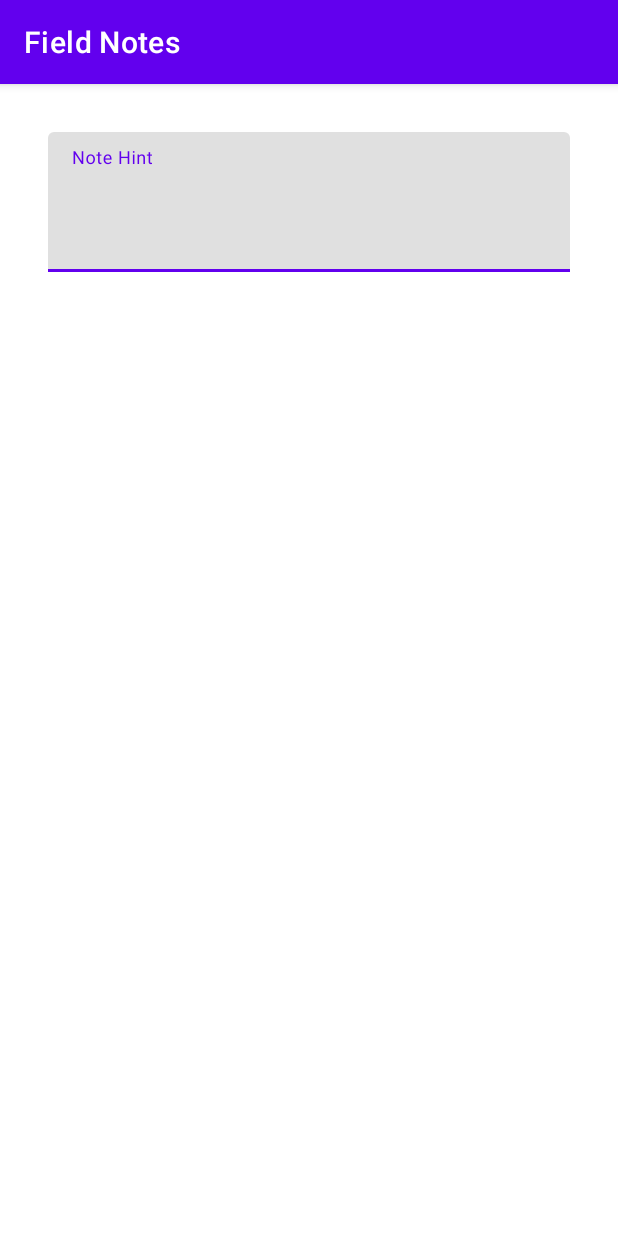
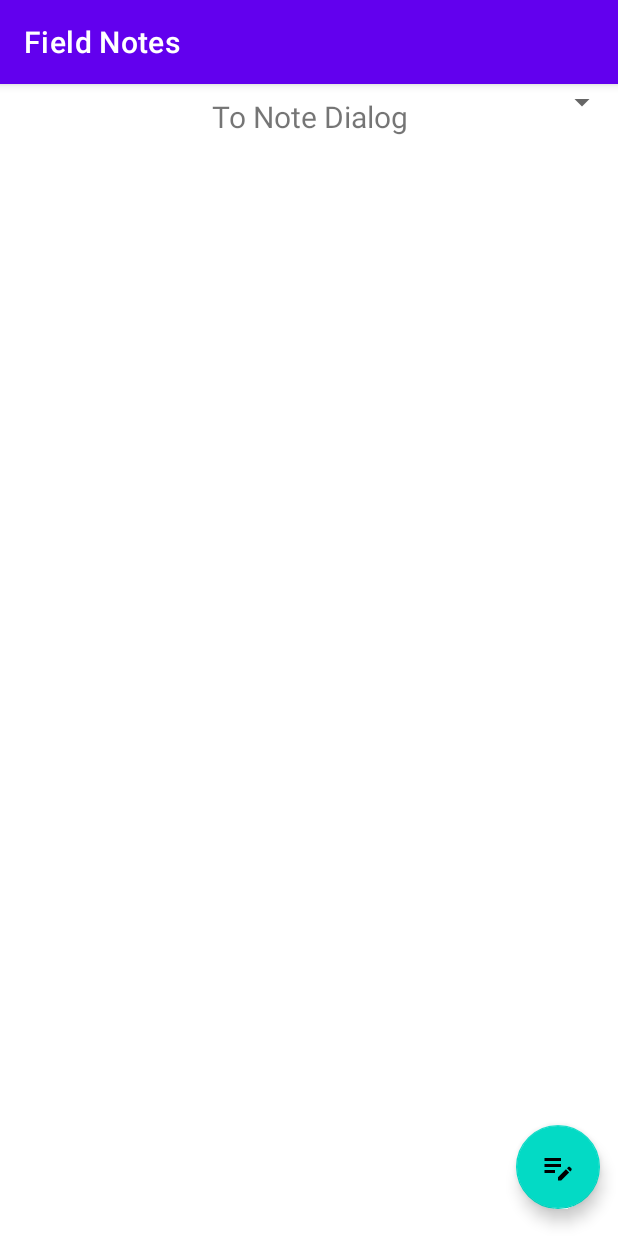
Before and after one commit to endangered-species-management-system/esms-android, an Android app: the screen it shows after launch (MainActivity), on a phone screen of 412 x 824 dp. Run offline under Robolectric (Android 15) with nearby library versions, the phone set to English and light mode, and no system bars; our stand-ins replace Room's generated code, RxJava; libraries missing offline, so code that uses them is left out: com.facebook.stetho; 1 statement that could not run was skipped.

Commit message:
Note dialog works.
Note does not successfully save to the database table.

```diff
--- a/app/build.gradle
+++ b/app/build.gradle
@@ -51,6 +51,8 @@ dependencies {
     implementation 'androidx.fragment:fragment:1.3.5'
     implementation "androidx.navigation:navigation-fragment:$navigation_version"
     implementation "androidx.navigation:navigation-ui:$navigation_version"
+    implementation 'androidx.lifecycle:lifecycle-livedata-ktx:2.3.1'
+    implementation 'androidx.lifecycle:lifecycle-viewmodel-ktx:2.3.1'
 
     //Room components
     def roomVersion = '2.3.0'
--- a/app/src/main/java/edu/cnm/deepdive/fieldnotes/controller/NoteFragment.java
+++ b/app/src/main/java/edu/cnm/deepdive/fieldnotes/controller/NoteFragment.java
@@ -16,9 +16,6 @@ import android.view.LayoutInflater;
 import android.view.View;
 import android.view.ViewGroup;
 import androidx.lifecycle.ViewModelProvider;
-import androidx.lifecycle.ViewModelStoreOwner;
-import androidx.navigation.Navigation;
-import edu.cnm.deepdive.fieldnotes.NavigationDirections.OpenNote;
 import edu.cnm.deepdive.fieldnotes.R;
 import edu.cnm.deepdive.fieldnotes.databinding.FragmentNoteBinding;
 import edu.cnm.deepdive.fieldnotes.model.entity.Note;
@@ -37,7 +34,6 @@ public class NoteFragment extends DialogFragment implements TextWatcher {
     super.onCreate(savedInstanceState);
     binding = FragmentNoteBinding.inflate(LayoutInflater.from(getContext()));
   }
-
 
 
   @NonNull
@@ -68,10 +64,10 @@ public class NoteFragment extends DialogFragment implements TextWatcher {
     super.onViewCreated(view, savedInstanceState);
     //noinspection ConstantConditions
     viewModel = new ViewModelProvider(getActivity()).get(MainViewModel.class);
-    if (getArguments() != null) {
-      NoteFragmentArgs args = NoteFragmentArgs.fromBundle(getArguments());
-      noteId = Long.getLong(String.valueOf(args.getNoteId()));
-    }
+//    if (getArguments() != null) {
+//      NoteFragmentArgs args = NoteFragmentArgs.fromBundle(getArguments());
+//      noteId = Long.getLong(String.valueOf(args.getNoteId()));
+//    }
   }
 
   private void checkSubmitConditions() {
@@ -83,7 +79,6 @@ public class NoteFragment extends DialogFragment implements TextWatcher {
     Note note = new Note();
     String newNote = binding.note.getText().toString().trim();
     note.setNote(newNote);
-    note.setId(noteId);
     note.setCategory(Category.SPECIMEN);
     viewModel.saveNote(note);
   }
--- /dev/null
+++ b/app/src/main/java/edu/cnm/deepdive/fieldnotes/controller/NoteHomeFragment.java
@@ -0,0 +1,34 @@
+package edu.cnm.deepdive.fieldnotes.controller;
+
+import android.os.Bundle;
+import android.view.LayoutInflater;
+import android.view.View;
+import android.view.ViewGroup;
+import androidx.annotation.NonNull;
+import androidx.annotation.Nullable;
+import androidx.fragment.app.Fragment;
+import androidx.navigation.Navigation;
+import edu.cnm.deepdive.fieldnotes.NavigationDirections.OpenNote;
+import edu.cnm.deepdive.fieldnotes.R;
+import edu.cnm.deepdive.fieldnotes.databinding.FragmentNoteHomeBinding;
+
+public class NoteHomeFragment extends Fragment {
+
+  FragmentNoteHomeBinding binding;
+
+  public static NoteHomeFragment newInstance() {
+    return new NoteHomeFragment();
+  }
+
+  @Override
+  public View onCreateView(@NonNull LayoutInflater inflater, @Nullable ViewGroup container,
+      @Nullable Bundle savedInstanceState) {
+    binding = FragmentNoteHomeBinding.inflate(inflater, container, false);
+    binding.addNote.setOnClickListener( (view) ->
+        Navigation.findNavController(binding.getRoot()).navigate(R.id.note_dialog));
+
+    return binding.getRoot();
+  }
+
+
+}
--- a/app/src/main/java/edu/cnm/deepdive/fieldnotes/model/entity/Note.java
+++ b/app/src/main/java/edu/cnm/deepdive/fieldnotes/model/entity/Note.java
@@ -30,7 +30,6 @@ public class Note {
   @ColumnInfo(name = "plant_id", index = true)
   private long plantId;
 
-  @NonNull
   @ColumnInfo(index = true)
   private Category category;
 
--- /dev/null
+++ b/app/src/main/java/edu/cnm/deepdive/fieldnotes/viewmodel/NoteHomeViewModel.java
@@ -0,0 +1,7 @@
+package edu.cnm.deepdive.fieldnotes.viewmodel;
+
+import androidx.lifecycle.ViewModel;
+
+public class NoteHomeViewModel extends ViewModel {
+  // TODO: Implement the ViewModel
+}
--- /dev/null
+++ b/app/src/main/res/drawable/ic_baseline_edit_note_24.xml
@@ -0,0 +1,5 @@
+<vector android:height="24dp" android:tint="#DB982E"
+    android:viewportHeight="24" android:viewportWidth="24"
+    android:width="24dp" xmlns:android="http://schemas.android.com/apk/res/android">
+    <path android:fillColor="@android:color/white" android:pathData="M3,10h11v2H3V10zM3,8h11V6H3V8zM3,16h7v-2H3V16zM18.01,12.87l0.71,-0.71c0.39,-0.39 1.02,-0.39 1.41,0l0.71,0.71c0.39,0.39 0.39,1.02 0,1.41l-0.71,0.71L18.01,12.87zM17.3,13.58l-5.3,5.3V21h2.12l5.3,-5.3L17.3,13.58z"/>
+</vector>
--- /dev/null
+++ b/app/src/main/res/layout/fragment_note_home.xml
@@ -0,0 +1,129 @@
+<?xml version="1.0" encoding="utf-8"?>
+<androidx.constraintlayout.widget.ConstraintLayout
+  xmlns:android="http://schemas.android.com/apk/res/android"
+  android:layout_width="match_parent"
+  android:layout_height="match_parent"
+  xmlns:app="http://schemas.android.com/apk/res-auto">
+
+  <Spinner
+    android:id="@+id/topic"
+    android:layout_width="0dp"
+    android:layout_height="wrap_content"
+    app:layout_constraintTop_toTopOf="parent"
+    app:layout_constraintStart_toStartOf="parent"
+    app:layout_constraintEnd_toEndOf="parent"/>
+
+  <TextView
+    android:id="@+id/pest_notes_header"
+    android:layout_width="match_parent"
+    android:layout_height="wrap_content"
+    android:text="@string/to_note_dialog"
+    android:layout_marginTop="8dp"
+    android:layout_marginStart="8dp"
+    android:layout_marginEnd="8dp"
+    android:textAlignment="center"
+    android:textSize="20sp"
+    app:layout_constraintEnd_toEndOf="parent"
+    app:layout_constraintStart_toStartOf="parent"
+    app:layout_constraintTop_toTopOf="parent"/>
+
+  <androidx.recyclerview.widget.RecyclerView
+    android:id="@+id/pest_notes"
+    android:layout_width="0dp"
+    android:layout_height="0dp"
+    app:layout_constraintTop_toBottomOf="@id/pest_notes_header"
+    app:layout_constraintStart_toStartOf="parent"
+    app:layout_constraintEnd_toEndOf="parent"/>
+
+  <com.google.android.material.floatingactionbutton.FloatingActionButton
+    android:id="@+id/add_note"
+    android:layout_width="wrap_content"
+    android:layout_height="wrap_content"
+    android:src="@drawable/ic_baseline_edit_note_24"
+    app:useCompatPadding="true"
+    app:layout_constraintEnd_toEndOf="parent"
+    app:layout_constraintBottom_toBottomOf="parent"/>
+
+<!--  <View-->
+<!--    android:layout_width="0dp"-->
+<!--    android:layout_height="1dp"-->
+<!--    android:background="?attr/colorPrimaryDark"-->
+<!--    app:layout_constraintBottom_toTopOf="@id/weather_notes_header"-->
+<!--    app:layout_constraintStart_toStartOf="parent"-->
+<!--    app:layout_constraintEnd_toEndOf="parent"/>-->
+
+<!--  <TextView-->
+<!--    android:id="@+id/weather_notes_header"-->
+<!--    android:layout_width="match_parent"-->
+<!--    android:layout_height="wrap_content"-->
+<!--    android:text="@string/weather_related_incidents"-->
+<!--    android:layout_marginTop="8dp"-->
+<!--    android:layout_marginStart="8dp"-->
+<!--    android:layout_marginEnd="8dp"-->
+<!--    android:textAlignment="center"-->
+<!--    android:textSize="20sp"-->
+<!--    app:layout_constraintEnd_toEndOf="parent"-->
+<!--    app:layout_constraintStart_toStartOf="parent"-->
+<!--    app:layout_constraintTop_toBottomOf="@id/pest_notes"-->
+<!--    app:layout_constraintBottom_toTopOf="@id/weather_notes"/>-->
+
+<!--  <androidx.recyclerview.widget.RecyclerView-->
+<!--    android:id="@+id/weather_notes"-->
+<!--    android:layout_width="0dp"-->
+<!--    android:layout_height="0dp"-->
+<!--    app:layout_constraintTop_toBottomOf="@id/weather_notes_header"-->
+<!--    app:layout_constraintBottom_toTopOf="@id/other_notes_header"-->
+<!--    app:layout_constraintStart_toStartOf="parent"-->
+<!--    app:layout_constraintEnd_toEndOf="parent"/>-->
+
+<!--  <com.google.android.material.floatingactionbutton.FloatingActionButton-->
+<!--    android:id="@+id/add_weather_note"-->
+<!--    android:layout_width="wrap_content"-->
+<!--    android:layout_height="wrap_content"-->
+<!--    app:useCompatPadding="true"-->
+<!--    android:src="@drawable/ic_add"-->
+<!--    app:layout_constraintEnd_toEndOf="@id/weather_notes"-->
+<!--    app:layout_constraintBottom_toBottomOf="@id/weather_notes"/>-->
+
+<!--  <View-->
+<!--    android:layout_width="0dp"-->
+<!--    android:layout_height="1dp"-->
+<!--    android:background="?attr/colorPrimaryDark"-->
+<!--    app:layout_constraintBottom_toTopOf="@id/other_notes_header"-->
+<!--    app:layout_constraintStart_toStartOf="parent"-->
+<!--    app:layout_constraintEnd_toEndOf="parent"/>-->
+
+<!--  <TextView-->
+<!--    android:id="@+id/other_notes_header"-->
+<!--    android:layout_width="match_parent"-->
+<!--    android:layout_height="wrap_content"-->
+<!--    android:text="@string/other_notes"-->
+<!--    android:layout_marginTop="8dp"-->
+<!--    android:layout_marginStart="8dp"-->
+<!--    android:layout_marginEnd="8dp"-->
+<!--    android:textAlignment="center"-->
+<!--    android:textSize="20sp"-->
+<!--    app:layout_constraintBottom_toTopOf="@id/other_notes"-->
+<!--    app:layout_constraintEnd_toEndOf="parent"-->
+<!--    app:layout_constraintStart_toStartOf="parent"-->
+<!--    app:layout_constraintTop_toBottomOf="@id/weather_notes"/>-->
+
+<!--  <androidx.recyclerview.widget.RecyclerView-->
+<!--    android:id="@+id/other_notes"-->
+<!--    android:layout_width="0dp"-->
+<!--    android:layout_height="0dp"-->
+<!--    app:layout_constraintTop_toBottomOf="@id/other_notes_header"-->
+<!--    app:layout_constraintBottom_toBottomOf="parent"-->
+<!--    app:layout_constraintStart_toStartOf="parent"-->
+<!--    app:layout_constraintEnd_toEndOf="parent"/>-->
+
+<!--  <com.google.android.material.floatingactionbutton.FloatingActionButton-->
+<!--    android:id="@+id/add_other_note"-->
+<!--    android:layout_width="wrap_content"-->
+<!--    android:layout_height="wrap_content"-->
+<!--    app:useCompatPadding="true"-->
+<!--    android:src="@drawable/ic_add"-->
+<!--    app:layout_constraintEnd_toEndOf="@id/other_notes"-->
+<!--    app:layout_constraintBottom_toBottomOf="@id/other_notes"/>-->
+
+</androidx.constraintlayout.widget.ConstraintLayout>
--- a/app/src/main/res/navigation/navigation.xml
+++ b/app/src/main/res/navigation/navigation.xml
@@ -4,19 +4,16 @@
   xmlns:app="http://schemas.android.com/apk/res-auto"
   xmlns:tools="http://schemas.android.com/tools"
   android:id="@+id/navigation"
-  app:startDestination="@id/note_fragment">
+  app:startDestination="@id/note_home_fragment">
 
   <action
     android:id="@+id/open_note"
     app:destination="@id/note_dialog">
-    <argument
-      android:name="note_id"
-      app:argType="long"/>
   </action>
 
   <fragment
-    android:id="@+id/note_fragment"
-    android:name="edu.cnm.deepdive.fieldnotes.controller.NoteFragment"
+    android:id="@+id/note_home_fragment"
+    android:name="edu.cnm.deepdive.fieldnotes.controller.NoteHomeFragment"
     android:label="fragment_note"
     tools:layout="@layout/fragment_note"/>
 
--- a/app/src/main/res/values/strings.xml
+++ b/app/src/main/res/values/strings.xml
@@ -4,4 +4,6 @@
   <string name="hello_blank_fragment">Hello blank fragment</string>
   <string name="note_hint">Note Hint</string>
   <string name="new_note">New Note</string>
+  <string name="note_fragment">Note Fragment</string>
+  <string name="to_note_dialog">To Note Dialog</string>
 </resources>
```
